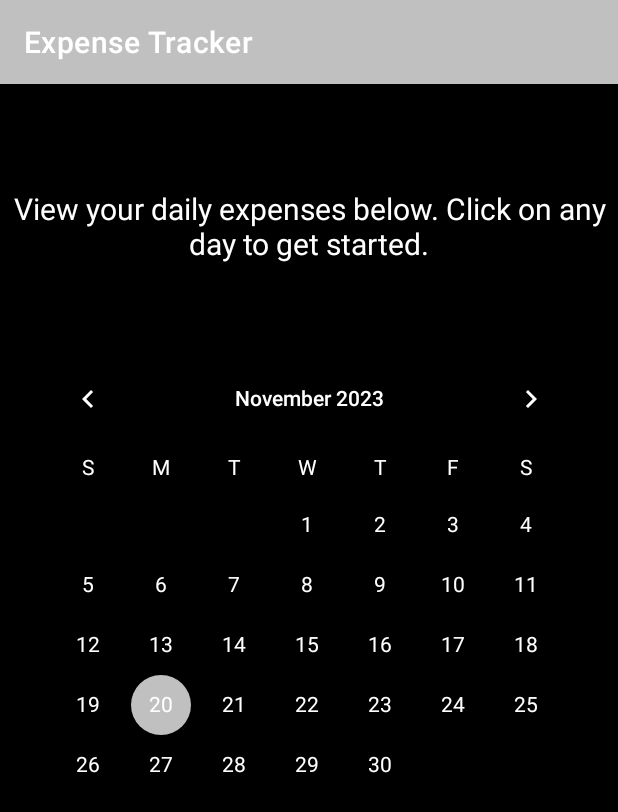
After one commit to HarisAhmad16/DailyDime-AndroidApp, an Android app: the fragment ExpenseTrackerFragment shown on its own in the app's theme, on a phone screen of 412 x 824 dp. The commit adds this screen. Shown: the top 812 px of the screen. Run offline under Robolectric (Android 15) with nearby library versions, the phone set to English and light mode, and no system bars.

Commit message:
Expense tracker page updated and calenderview added

```diff
--- a/app/src/main/java/com/cmpt362team21/MainActivity.kt
+++ b/app/src/main/java/com/cmpt362team21/MainActivity.kt
@@ -2,7 +2,6 @@ package com.cmpt362team21
 
 import android.os.Bundle
 import android.view.Menu
-import com.google.android.material.snackbar.Snackbar
 import com.google.android.material.navigation.NavigationView
 import androidx.navigation.findNavController
 import androidx.navigation.ui.AppBarConfiguration
@@ -34,7 +33,7 @@ class MainActivity : AppCompatActivity() {
         // menu should be considered as top level destinations.
         appBarConfiguration = AppBarConfiguration(
             setOf(
-                R.id.nav_home, R.id.nav_gallery, R.id.nav_slideshow
+                R.id.nav_home, R.id.nav_expense_tracker, R.id.nav_slideshow
             ), drawerLayout
         )
         setupActionBarWithNavController(navController, appBarConfiguration)
--- /dev/null
+++ b/app/src/main/java/com/cmpt362team21/ui/expenseTracker/ExpenseTrackerFragment.kt
@@ -0,0 +1,74 @@
+package com.cmpt362team21.ui.expenseTracker
+
+import android.os.Bundle
+import android.view.LayoutInflater
+import android.view.View
+import android.view.ViewGroup
+import android.widget.CalendarView
+import android.widget.TextView
+import android.widget.Toast
+import androidx.appcompat.app.AlertDialog
+import androidx.appcompat.app.AppCompatActivity
+import androidx.fragment.app.Fragment
+import androidx.lifecycle.ViewModelProvider
+import com.cmpt362team21.R
+import com.cmpt362team21.databinding.FragmentExpenseTrackerBinding
+
+
+class ExpenseTrackerFragment : Fragment() {
+
+    private var _binding: FragmentExpenseTrackerBinding? = null
+
+    // This property is only valid between onCreateView and
+    // onDestroyView.
+    private val binding get() = _binding!!
+
+    override fun onCreateView(
+        inflater: LayoutInflater,
+        container: ViewGroup?,
+        savedInstanceState: Bundle?
+    ): View {
+        val expenseTrackerViewModel =
+            ViewModelProvider(this).get(ExpenseTrackerViewModel::class.java)
+
+        _binding = FragmentExpenseTrackerBinding.inflate(inflater, container, false)
+        val root: View = binding.root
+        (requireActivity() as AppCompatActivity).supportActionBar?.title = "Expense Tracker"
+
+        val textView: TextView = binding.textExpenseTracker
+        expenseTrackerViewModel.text.observe(viewLifecycleOwner) {
+            textView.text = it
+        }
+
+        val calenderView = root.findViewById<CalendarView>(R.id.calendarView)
+        calenderView.setOnDateChangeListener{ view, year, month, dayOfMonth ->
+            val selectedDate = "$year-${month + 1}-$dayOfMonth"
+
+            val builder = AlertDialog.Builder(requireContext())
+
+            val inflater = layoutInflater
+            val dialogView = inflater.inflate(R.layout.expense_pop_up, null)
+
+            builder.setTitle("Expenses for $selectedDate")
+            builder.setView(dialogView)
+
+            val expensesTextView = dialogView.findViewById<TextView>(R.id.expensesTextView)
+            val expensesText = "Expenses will be populated with database information"
+            expensesTextView.text = expensesText
+
+            builder.setPositiveButton("Close") { dialog, which ->
+                dialog.dismiss()
+            }
+
+            val alertDialog = builder.create()
+            alertDialog.show()
+        }
+
+        return root
+    }
+
+    override fun onDestroyView() {
+        super.onDestroyView()
+        _binding = null
+    }
+}
--- a/app/src/main/java/com/cmpt362team21/ui/gallery/GalleryViewModel.kt
+++ b/app/src/main/java/com/cmpt362team21/ui/expenseTracker/ExpenseTrackerViewModel.kt
@@ -1,13 +1,13 @@
-package com.cmpt362team21.ui.gallery
+package com.cmpt362team21.ui.expenseTracker
 
 import androidx.lifecycle.LiveData
 import androidx.lifecycle.MutableLiveData
 import androidx.lifecycle.ViewModel
 
-class GalleryViewModel : ViewModel() {
+class ExpenseTrackerViewModel : ViewModel() {
 
     private val _text = MutableLiveData<String>().apply {
-        value = "This is gallery Fragment"
+        value = "View your daily expenses below. Click on any day to get started."
     }
     val text: LiveData<String> = _text
 }
--- /dev/null
+++ b/app/src/main/res/layout/fragment_expense_tracker.xml
@@ -0,0 +1,40 @@
+<?xml version="1.0" encoding="utf-8"?>
+<androidx.constraintlayout.widget.ConstraintLayout xmlns:android="http://schemas.android.com/apk/res/android"
+    xmlns:app="http://schemas.android.com/apk/res-auto"
+    xmlns:tools="http://schemas.android.com/tools"
+    android:layout_width="match_parent"
+    android:layout_height="match_parent"
+    android:background="#000000"
+    tools:context=".ui.expenseTracker.ExpenseTrackerFragment">
+
+    <TextView
+        android:id="@+id/text_expense_tracker"
+        android:layout_width="match_parent"
+        android:layout_height="wrap_content"
+        android:layout_marginStart="8dp"
+        android:layout_marginTop="8dp"
+        android:layout_marginEnd="8dp"
+        android:textAlignment="center"
+        android:textColor="@color/white"
+        android:textSize="20sp"
+        app:layout_constraintBottom_toBottomOf="parent"
+        app:layout_constraintEnd_toEndOf="parent"
+        app:layout_constraintHorizontal_bias="0.0"
+        app:layout_constraintStart_toStartOf="parent"
+        app:layout_constraintTop_toTopOf="parent"
+        app:layout_constraintVertical_bias="0.086" />
+
+    <CalendarView
+        android:id="@+id/calendarView"
+        android:layout_width="383dp"
+        android:layout_height="428dp"
+        android:layout_marginBottom="164dp"
+        android:theme="@style/CalenderViewCustom"
+        android:dateTextAppearance="@style/CalenderViewDateCustomText"
+        android:weekDayTextAppearance="@style/CalenderViewWeekCustomText"
+        app:layout_constraintBottom_toBottomOf="parent"
+        app:layout_constraintEnd_toEndOf="parent"
+        app:layout_constraintStart_toStartOf="parent"
+        app:layout_constraintTop_toBottomOf="@+id/text_expense_tracker"
+        app:layout_constraintVertical_bias="1.0" />
+</androidx.constraintlayout.widget.ConstraintLayout>
--- a/app/src/main/res/menu/activity_main_drawer.xml
+++ b/app/src/main/res/menu/activity_main_drawer.xml
@@ -9,9 +9,9 @@
             android:icon="@drawable/ic_menu_camera"
             android:title="@string/menu_home" />
         <item
-            android:id="@+id/nav_gallery"
-            android:icon="@drawable/ic_menu_gallery"
-            android:title="@string/menu_gallery" />
+            android:id="@+id/nav_expense_tracker"
+            android:icon="@drawable/ic_menu_expense_tracker"
+            android:title="@string/menu_expense_tracker" />
         <item
             android:id="@+id/nav_slideshow"
             android:icon="@drawable/ic_menu_slideshow"
--- a/app/src/main/res/values/strings.xml
+++ b/app/src/main/res/values/strings.xml
@@ -8,7 +8,7 @@
     <string name="action_settings">Settings</string>
 
     <string name="menu_home">Home</string>
-    <string name="menu_gallery">Gallery</string>
     <string name="menu_slideshow">Slideshow</string>
     <string name="menu_income">Income</string>
+    <string name="menu_expense_tracker">Expense Tracker</string>
 </resources>
--- a/app/src/main/res/values/themes.xml
+++ b/app/src/main/res/values/themes.xml
@@ -24,4 +24,18 @@
     <style name="Theme.DailyDime.AppBarOverlay" parent="ThemeOverlay.AppCompat.Dark.ActionBar" />
 
     <style name="Theme.DailyDime.PopupOverlay" parent="ThemeOverlay.AppCompat.Light" />
+    <!-- https://stackoverflow.com/questions/37301231/android-calendar-view-change-text-color (custom calendar theme)-->
+    <style name="CalenderViewCustom" parent="Theme.AppCompat">
+        <item name="colorAccent">@color/grey</item>
+        <item name="colorPrimary">@color/grey</item>
+    </style>
+
+    <style name="CalenderViewDateCustomText" parent="android:TextAppearance.DeviceDefault.Small">
+        <item name="android:textColor">@color/white</item>
+        <item name="android:weekNumberColor">@color/white</item>
+    </style>
+
+    <style name="CalenderViewWeekCustomText" parent="android:TextAppearance.DeviceDefault.Small">
+        <item name="android:textColor">@color/white</item>
+    </style>
 </resources>
```
Also changed, not shown: app/src/main/java/com/cmpt362team21/ui/gallery/GalleryFragment.kt (deleted, +0 -42 lines), app/src/main/res/layout/expense_pop_up.xml (added, +15 -0 lines), app/src/main/res/layout/fragment_gallery.xml (deleted, +0 -22 lines), app/src/main/res/navigation/mobile_navigation.xml (+5 -6 lines), app/src/main/res/drawable/ic_menu_expense_tracker.png (added).
